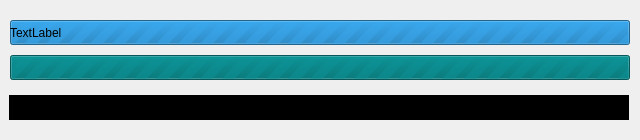
First picture: the form in mzml2isa-qt/qt/progress.ui, repository Tomnl/mzml2isa-qt, before the edit.
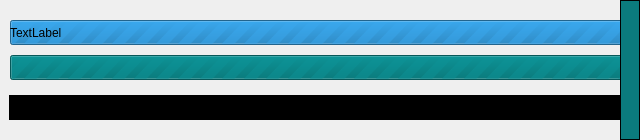
Second picture: the form after the edit. Icons and pictures are not drawn.

Diff of the .ui file:
```diff
--- a/mzml2isa-qt/qt/progress.ui
+++ b/mzml2isa-qt/qt/progress.ui
@@ -226,6 +226,25 @@
     <set>Qt::NoTextInteraction</set>
    </property>
   </widget>
+  <widget class="QFrame" name="frame">
+   <property name="geometry">
+    <rect>
+     <x>620</x>
+     <y>0</y>
+     <width>20</width>
+     <height>140</height>
+    </rect>
+   </property>
+   <property name="styleSheet">
+    <string notr="true">background: rgb(11,123,125);</string>
+   </property>
+   <property name="frameShape">
+    <enum>QFrame::Box</enum>
+   </property>
+   <property name="frameShadow">
+    <enum>QFrame::Plain</enum>
+   </property>
+  </widget>
  </widget>
  <resources>
   <include location="resources.qrc"/>
```
